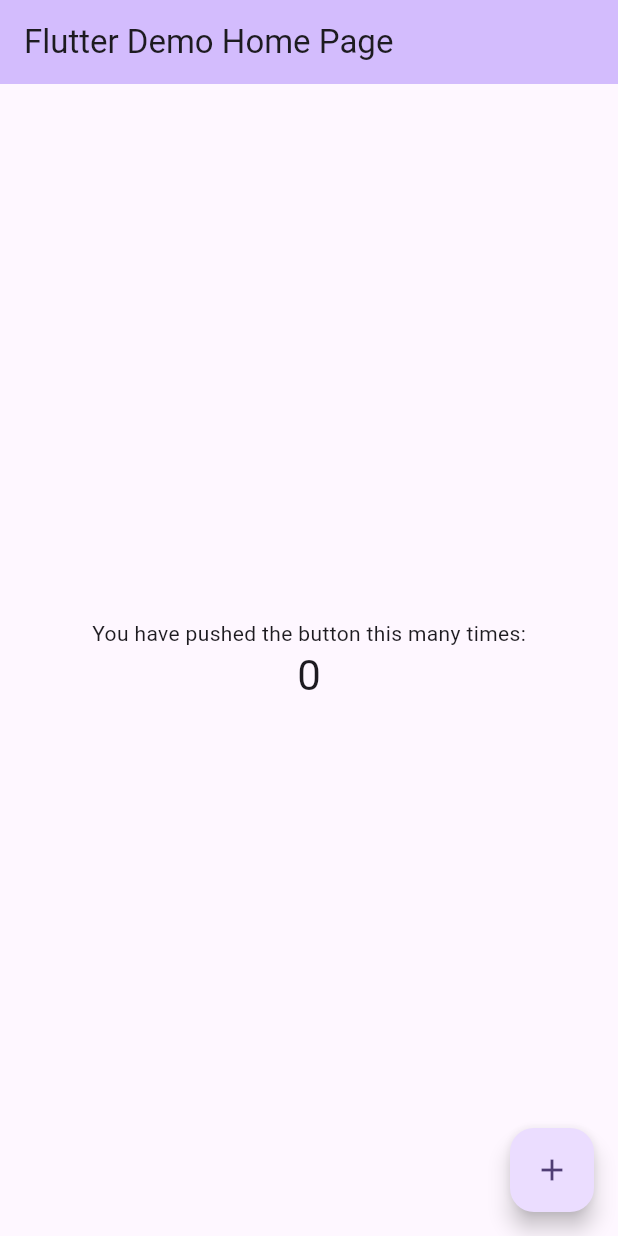
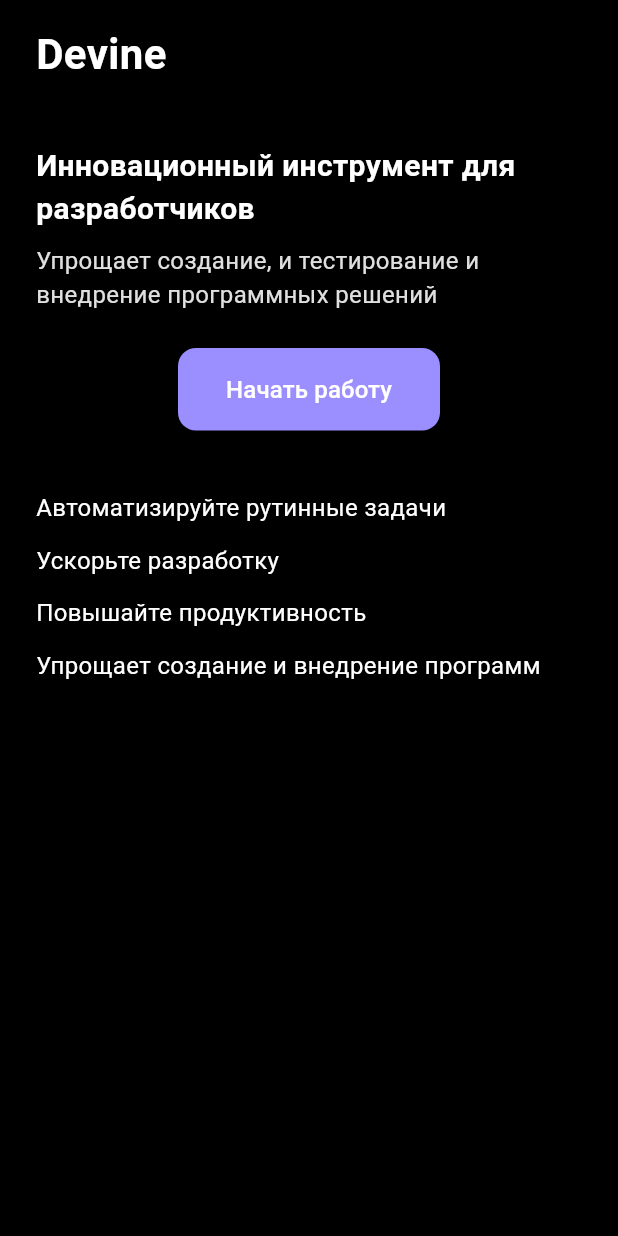
Before and after one commit to devinemoos/devinee, a Flutter app: the screen it shows after launch, on a phone screen of 412 x 824 dp. Run offline on Flutter 3.47's test engine with Material 3 defaults, Android fonts, the phone set to English and light mode, and no system bars.

Commit message:
Интерфейс

```diff
--- a/lib/main.dart
+++ b/lib/main.dart
@@ -1,121 +1,92 @@
 import 'package:flutter/material.dart';
 
 void main() {
-  runApp(const MyApp());
+  runApp(DevineApp());
 }
 
-class MyApp extends StatelessWidget {
-  const MyApp({super.key});
-
-  // This widget is the root of your application.
+class DevineApp extends StatelessWidget {
   @override
   Widget build(BuildContext context) {
     return MaterialApp(
-      title: 'Flutter Demo',
-      theme: ThemeData(
-        // This is the theme of your application.
-        //
-        // TRY THIS: Try running your application with "flutter run". You'll see
-        // the application has a purple toolbar. Then, without quitting the app,
-        // try changing the seedColor in the colorScheme below to Colors.green
-        // and then invoke "hot reload" (save your changes or press the "hot
-        // reload" button in a Flutter-supported IDE, or press "r" if you used
-        // the command line to start the app).
-        //
-        // Notice that the counter didn't reset back to zero; the application
-        // state is not lost during the reload. To reset the state, use hot
-        // restart instead.
-        //
-        // This works for code too, not just values: Most code changes can be
-        // tested with just a hot reload.
-        colorScheme: .fromSeed(seedColor: Colors.deepPurple),
-      ),
-      home: const MyHomePage(title: 'Flutter Demo Home Page'),
-    );
-  }
-}
-
-class MyHomePage extends StatefulWidget {
-  const MyHomePage({super.key, required this.title});
-
-  // This widget is the home page of your application. It is stateful, meaning
-  // that it has a State object (defined below) that contains fields that affect
-  // how it looks.
-
-  // This class is the configuration for the state. It holds the values (in this
-  // case the title) provided by the parent (in this case the App widget) and
-  // used by the build method of the State. Fields in a Widget subclass are
-  // always marked "final".
-
-  final String title;
-
-  @override
-  State<MyHomePage> createState() => _MyHomePageState();
-}
-
-class _MyHomePageState extends State<MyHomePage> {
-  int _counter = 0;
-
-  void _incrementCounter() {
-    setState(() {
-      // This call to setState tells the Flutter framework that something has
-      // changed in this State, which causes it to rerun the build method below
-      // so that the display can reflect the updated values. If we changed
-      // _counter without calling setState(), then the build method would not be
-      // called again, and so nothing would appear to happen.
-      _counter++;
-    });
-  }
-
-  @override
-  Widget build(BuildContext context) {
-    // This method is rerun every time setState is called, for instance as done
-    // by the _incrementCounter method above.
-    //
-    // The Flutter framework has been optimized to make rerunning build methods
-    // fast, so that you can just rebuild anything that needs updating rather
-    // than having to individually change instances of widgets.
-    return Scaffold(
-      appBar: AppBar(
-        // TRY THIS: Try changing the color here to a specific color (to
-        // Colors.amber, perhaps?) and trigger a hot reload to see the AppBar
-        // change color while the other colors stay the same.
-        backgroundColor: Theme.of(context).colorScheme.inversePrimary,
-        // Here we take the value from the MyHomePage object that was created by
-        // the App.build method, and use it to set our appbar title.
-        title: Text(widget.title),
-      ),
-      body: Center(
-        // Center is a layout widget. It takes a single child and positions it
-        // in the middle of the parent.
-        child: Column(
-          // Column is also a layout widget. It takes a list of children and
-          // arranges them vertically. By default, it sizes itself to fit its
-          // children horizontally, and tries to be as tall as its parent.
-          //
-          // Column has various properties to control how it sizes itself and
-          // how it positions its children. Here we use mainAxisAlignment to
-          // center the children vertically; the main axis here is the vertical
-          // axis because Columns are vertical (the cross axis would be
-          // horizontal).
-          //
-          // TRY THIS: Invoke "debug painting" (choose the "Toggle Debug Paint"
-          // action in the IDE, or press "p" in the console), to see the
-          // wireframe for each widget.
-          mainAxisAlignment: .center,
-          children: [
-            const Text('You have pushed the button this many times:'),
-            Text(
-              '$_counter',
-              style: Theme.of(context).textTheme.headlineMedium,
+      debugShowCheckedModeBanner: false,
+      home: Scaffold(
+        backgroundColor: Colors.black,
+        body: SafeArea(
+          child: Padding(
+            padding: const EdgeInsets.symmetric(horizontal: 24.0, vertical: 16),
+            child: Column(
+              crossAxisAlignment: CrossAxisAlignment.start,
+              children: [
+                Text(
+                  'Devine',
+                  style: TextStyle(
+                    color: Colors.white,
+                    fontSize: 28,
+                    fontWeight: FontWeight.bold,
+                  ),
+                ),
+                SizedBox(height: 40),
+                Text(
+                  'Инновационный инструмент для разработчиков',
+                  style: TextStyle(
+                    color: Colors.white,
+                    fontSize: 20,
+                    fontWeight: FontWeight.bold,
+                  ),
+                ),
+                SizedBox(height: 8),
+                Text(
+                  'Упрощает создание, и тестирование и внедрение программных решений',
+                  style: TextStyle(
+                    color: Colors.grey[300],
+                    fontSize: 16,
+                  ),
+                ),
+                SizedBox(height: 24),
+                Center(
+                  child: ElevatedButton(
+                    onPressed: () {}, // функционал пока не нужен
+                    style: ElevatedButton.styleFrom(
+                      backgroundColor: Color(0xFF9B8EFF), // фиолетовый
+                      padding:
+                          EdgeInsets.symmetric(horizontal: 32, vertical: 16),
+                      shape: RoundedRectangleBorder(
+                        borderRadius: BorderRadius.circular(12),
+                      ),
+                    ),
+                    child: Text(
+                      'Начать работу',
+                      style: TextStyle(
+                        fontSize: 16,
+                        color: Colors.white,
+                      ),
+                    ),
+                  ),
+                ),
+                SizedBox(height: 40),
+                Text(
+                  'Автоматизируйте рутинные задачи',
+                  style: TextStyle(color: Colors.white, fontSize: 16),
+                ),
+                SizedBox(height: 12),
+                Text(
+                  'Ускорьте разработку',
+                  style: TextStyle(color: Colors.white, fontSize: 16),
+                ),
+                SizedBox(height: 12),
+                Text(
+                  'Повышайте продуктивность',
+                  style: TextStyle(color: Colors.white, fontSize: 16),
+                ),
+                SizedBox(height: 12),
+                Text(
+                  'Упрощает создание и внедрение программ',
+                  style: TextStyle(color: Colors.white, fontSize: 16),
+                ),
+              ],
             ),
-          ],
+          ),
         ),
-      ),
-      floatingActionButton: FloatingActionButton(
-        onPressed: _incrementCounter,
-        tooltip: 'Increment',
-        child: const Icon(Icons.add),
       ),
     );
   }
```
